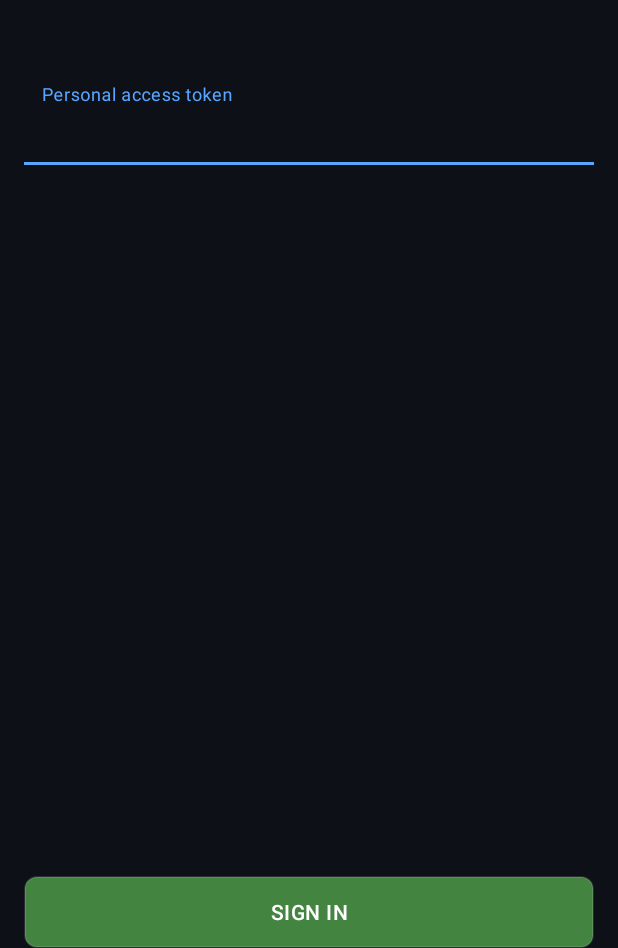
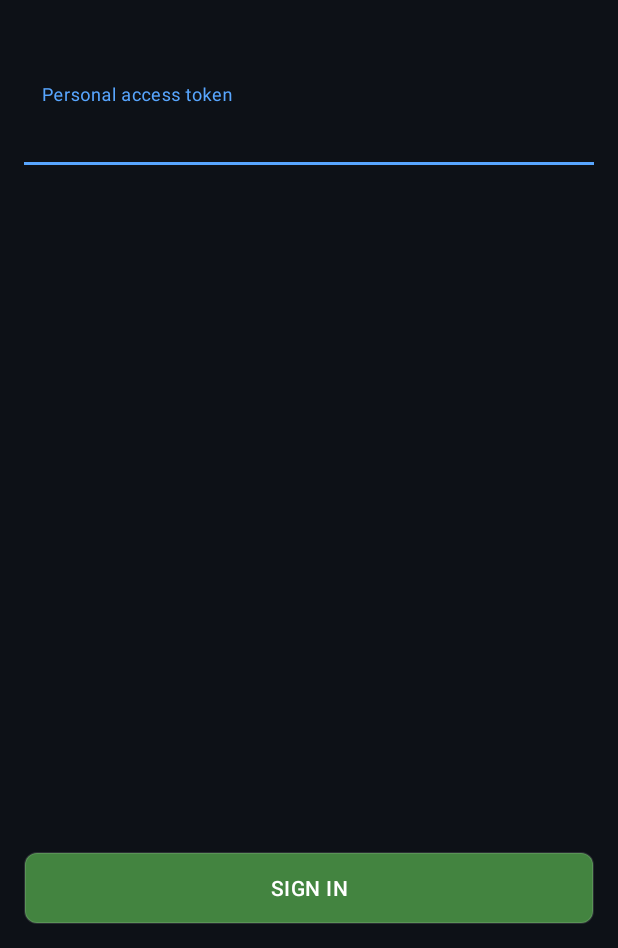
Before and after one commit to Samika77/RepoViewer, an Android app: the screen it shows after launch (MainActivity), on a phone screen of 412 x 824 dp, the part 288-1236 px from its top. Run offline under Robolectric (Android 15) with nearby library versions, the phone set to English and light mode, and no system bars; our stand-ins replace Dagger/Hilt's generated code; libraries missing offline, so code that uses them is left out: com.jakewharton.retrofit2.

Commit message:
fix(layout): add bottom margin between button and system navigation bar.

```diff
--- a/app/src/main/java/com/example/repoviewer/ui/fragment/AuthFragment.kt
+++ b/app/src/main/java/com/example/repoviewer/ui/fragment/AuthFragment.kt
@@ -50,8 +50,9 @@ class AuthFragment : Fragment() {
                 systemBarInsets.bottom
             )
             val imeInsets = insets.getInsets(WindowInsetsCompat.Type.ime())
+            val defaultMarginBottom = resources.getDimensionPixelSize(R.dimen.default_button_margin_bottom)
             binding.buttonSignIn.updateLayoutParams<ViewGroup.MarginLayoutParams> {
-                bottomMargin = imeInsets.bottom
+                bottomMargin = if (imeInsets.bottom > 0) imeInsets.bottom else defaultMarginBottom
             }
             insets
         }
--- a/app/src/main/res/layout/auth_fragment.xml
+++ b/app/src/main/res/layout/auth_fragment.xml
@@ -9,7 +9,6 @@
     android:fitsSystemWindows="false"
     android:paddingStart="16dp"
     android:paddingEnd="16dp"
-    android:paddingBottom="16dp"
     tools:context=".ui.fragment.AuthFragment">
 
     <ImageView
@@ -89,6 +88,7 @@
             android:id="@+id/button_sign_in"
             android:layout_width="match_parent"
             android:layout_height="wrap_content"
+            android:layout_marginBottom="16dp"
             android:background="@drawable/shape_button"
             android:text="@string/sign_in"
             android:textAppearance="@style/ButtonStyle"
--- /dev/null
+++ b/app/src/main/res/values/dimens.xml
@@ -0,0 +1,4 @@
+<?xml version="1.0" encoding="utf-8"?>
+<resources>
+    <dimen name="default_button_margin_bottom">16dp</dimen>
+</resources>
```
